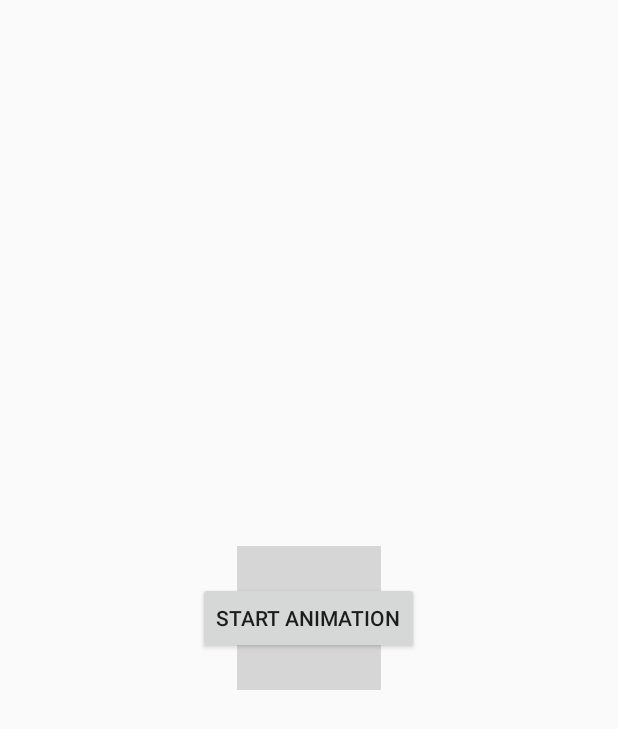
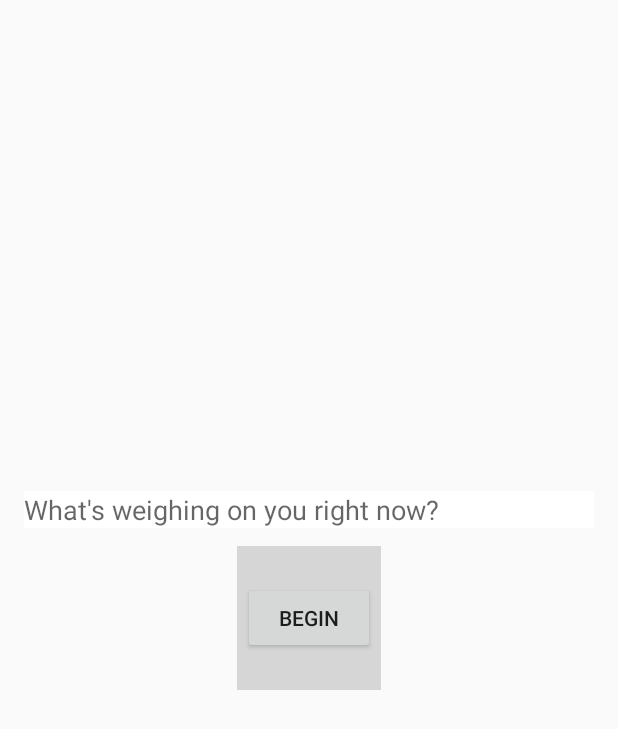
Before and after one commit to CaliseNewton/Blub-Blub-Blub, an Android app built with Jetpack Compose: the screen it shows after launch (MainActivity), on a phone screen of 412 x 824 dp. Shown: the top 729 px of the screen. Run offline under Robolectric (Android 15) with nearby library versions, the phone set to English and light mode, and no system bars.

Commit message:
Add input text box, update button text.

```diff
--- a/app/src/main/java/com/example/blubblubblub/MainActivity.kt
+++ b/app/src/main/java/com/example/blubblubblub/MainActivity.kt
@@ -3,13 +3,15 @@ package com.example.blubblubblub
 import android.graphics.drawable.AnimationDrawable
 import android.media.MediaPlayer
 import android.os.Bundle
-import android.view.ViewGroup
+import android.view.View
 import android.widget.Button
+import android.widget.EditText
 import android.widget.ImageView
 import androidx.activity.ComponentActivity
 
 class MainActivity : ComponentActivity() {
 
+    private lateinit var editText: EditText
     private lateinit var animationDrawable: AnimationDrawable
     private lateinit var mediaPlayer: MediaPlayer
 
@@ -23,9 +25,12 @@ class MainActivity : ComponentActivity() {
 
         mediaPlayer = MediaPlayer.create(this, R.raw.brook)
 
+        editText = findViewById(R.id.editText)
+
         val button: Button = findViewById(R.id.button)
         button.setOnClickListener {
-            (button.parent as? ViewGroup)?.removeView(button)
+            button.visibility = View.GONE
+            editText.visibility = View.GONE
             mediaPlayer.start()
             animationDrawable.start()
         }
--- a/app/src/main/res/layout/activity_main.xml
+++ b/app/src/main/res/layout/activity_main.xml
@@ -18,5 +18,15 @@
         android:layout_centerHorizontal="true"
         android:layout_centerVertical="true"
         android:layout_marginTop="20dp"
-        android:text="Start Animation" />
+        android:text="Begin" />
+
+    <EditText
+        android:id="@+id/editText"
+        android:layout_width="match_parent"
+        android:layout_height="wrap_content"
+        android:layout_above="@id/button"
+        android:layout_margin="16dp"
+        android:background="@android:color/white"
+        android:hint="What's weighing on you right now?"
+        android:inputType="text" />
 </RelativeLayout>
```
